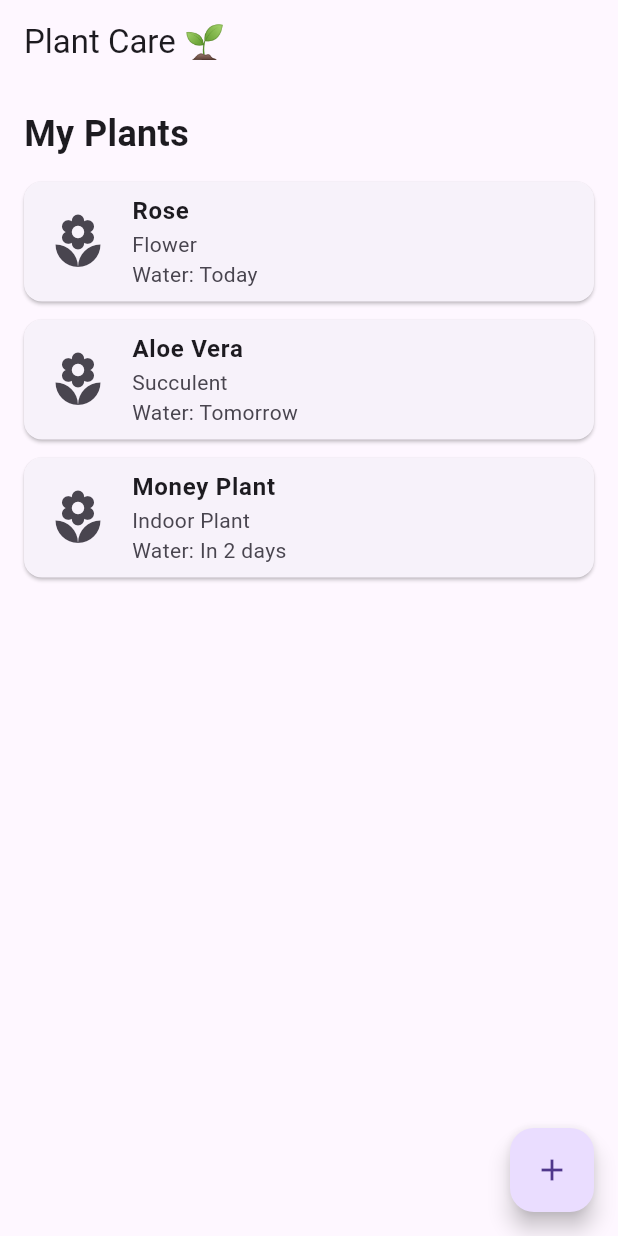
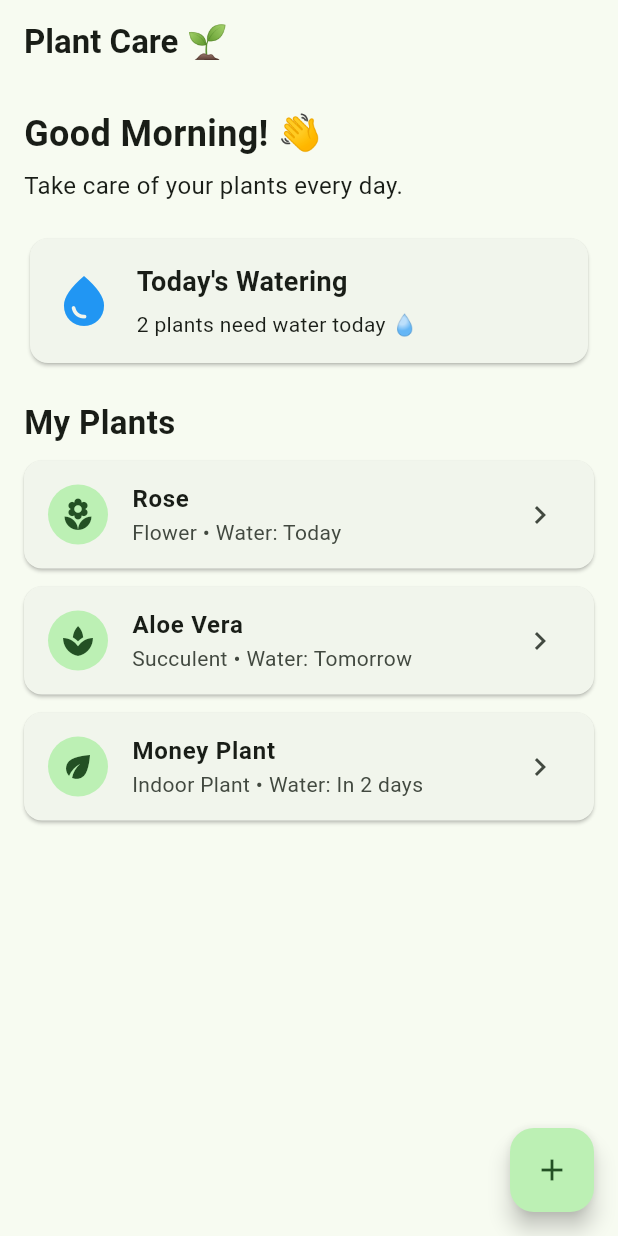
Before and after one commit to tadakaradhika2-art/plant-care-water-reminder, a Flutter app: the screen it shows after launch, on a phone screen of 412 x 824 dp. Run offline on Flutter 3.47's test engine with Material 3 defaults, Android fonts, the phone set to English and light mode, and no system bars.

Commit message:
Add plant care home screen

```diff
--- a/lib/main.dart
+++ b/lib/main.dart
@@ -13,7 +13,8 @@ class PlantCareApp extends StatelessWidget {
       debugShowCheckedModeBanner: false,
       title: 'Plant Care',
       theme: ThemeData(
-        primarySwatch: Colors.green,
+        colorScheme: ColorScheme.fromSeed(seedColor: Colors.green),
+        useMaterial3: true,
       ),
       home: const HomeScreen(),
     );
@@ -27,39 +28,97 @@ class HomeScreen extends StatelessWidget {
   Widget build(BuildContext context) {
     return Scaffold(
       appBar: AppBar(
-        title: const Text('Plant Care 🌱'),
+        title: const Text(
+          'Plant Care 🌱',
+          style: TextStyle(fontWeight: FontWeight.bold),
+        ),
       ),
+
       body: ListView(
         padding: const EdgeInsets.all(16),
-        children: const [
-          Text(
-            'My Plants',
+        children: [
+          const Text(
+            'Good Morning! 👋',
             style: TextStyle(
               fontSize: 24,
               fontWeight: FontWeight.bold,
             ),
           ),
-          SizedBox(height: 15),
+
+          const SizedBox(height: 6),
+
+          const Text(
+            'Take care of your plants every day.',
+            style: TextStyle(fontSize: 16),
+          ),
+
+          const SizedBox(height: 20),
+
+          Card(
+            child: Padding(
+              padding: const EdgeInsets.all(16),
+              child: Row(
+                children: [
+                  const Icon(
+                    Icons.water_drop,
+                    size: 40,
+                    color: Colors.blue,
+                  ),
+                  const SizedBox(width: 15),
+                  Column(
+                    crossAxisAlignment: CrossAxisAlignment.start,
+                    children: const [
+                      Text(
+                        'Today\'s Watering',
+                        style: TextStyle(
+                          fontSize: 18,
+                          fontWeight: FontWeight.bold,
+                        ),
+                      ),
+                      SizedBox(height: 5),
+                      Text('2 plants need water today 💧'),
+                    ],
+                  ),
+                ],
+              ),
+            ),
+          ),
+
+          const SizedBox(height: 20),
+
+          const Text(
+            'My Plants',
+            style: TextStyle(
+              fontSize: 22,
+              fontWeight: FontWeight.bold,
+            ),
+          ),
+
+          const SizedBox(height: 10),
 
           PlantCard(
             name: 'Rose',
             type: 'Flower',
-            water: 'Today',
+            watering: 'Today',
+            icon: Icons.local_florist,
           ),
 
           PlantCard(
             name: 'Aloe Vera',
             type: 'Succulent',
-            water: 'Tomorrow',
+            watering: 'Tomorrow',
+            icon: Icons.spa,
           ),
 
           PlantCard(
             name: 'Money Plant',
             type: 'Indoor Plant',
-            water: 'In 2 days',
+            watering: 'In 2 days',
+            icon: Icons.eco,
           ),
         ],
       ),
+
       floatingActionButton: FloatingActionButton(
         onPressed: () {},
         child: const Icon(Icons.add),
@@ -71,13 +130,15 @@ class HomeScreen extends StatelessWidget {
 class PlantCard extends StatelessWidget {
   final String name;
   final String type;
-  final String water;
+  final String watering;
+  final IconData icon;
 
   const PlantCard({
     super.key,
     required this.name,
     required this.type,
-    required this.water,
+    required this.watering,
+    required this.icon,
   });
 
   @override
@@ -85,15 +146,17 @@ class PlantCard extends StatelessWidget {
     return Card(
       margin: const EdgeInsets.only(bottom: 12),
       child: ListTile(
-        leading: const Icon(
-          Icons.local_florist,
-          size: 40,
+        leading: CircleAvatar(
+          child: Icon(icon),
         ),
         title: Text(
           name,
-          style: const TextStyle(fontWeight: FontWeight.bold),
+          style: const TextStyle(
+            fontWeight: FontWeight.bold,
+          ),
         ),
-        subtitle: Text('$type\nWater: $water'),
+        subtitle: Text('$type • Water: $watering'),
+        trailing: const Icon(Icons.chevron_right),
       ),
     );
   }
```
